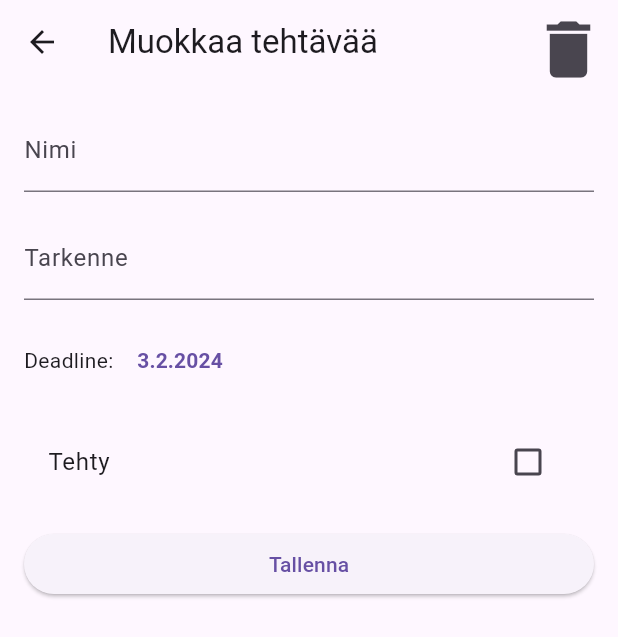
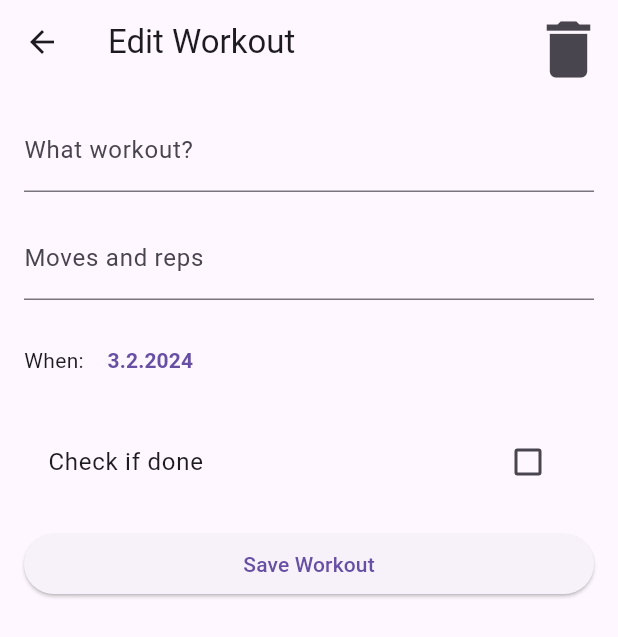
Before and after one commit to EetuPaananen5/flutter_application_2, a Flutter app: the TaskEditView screen opened directly, on a phone screen of 412 x 824 dp. Shown: the top 637 px of the screen. Run offline on Flutter 3.47's test engine with Material 3 defaults, Android fonts, the phone set to English and light mode, and no system bars; our stand-ins replace firebase_auth, firebase_core, firebase_database; missing offline and left inert: firebase_ui_auth; accounts and stored records are empty.

Commit message:
pt joe nyt tuolla

```diff
--- a/lib/views/input_view.dart
+++ b/lib/views/input_view.dart
@@ -12,7 +12,7 @@ class InputView extends StatelessWidget {
   Widget build(BuildContext context) {
     return Scaffold(
       appBar: AppBar(
-        title: const Text('Task List'),
+        title: const Text('Workout List'),
         actions: <Widget>[
           Center(
             child: ElevatedButton(
@@ -25,20 +25,24 @@ class InputView extends StatelessWidget {
               child: const Text('Main View'),
             ),
           ),
-
           Center(
             child: ElevatedButton(
               onPressed: () {
                 Navigator.push(
-                  context,
-                  MaterialPageRoute(builder: (context) =>  TaskEditView(Task(name: '', details: '', deadline: DateTime.now(), isDone: false, isDeleted: false)),
-                ));
+                    context,
+                    MaterialPageRoute(
+                      builder: (context) => TaskEditView(Task(
+                          name: '',
+                          details: '',
+                          deadline: DateTime.now(),
+                          isDone: false,
+                          isDeleted: false)),
+                    ));
               },
-              child: const Text('Add Task'),
+              child: const Text('+Add'),
             ),
           ),
         ],
-
       ),
       body: Consumer<TaskData>(
         builder: (context, taskData, child) {
@@ -84,13 +88,13 @@ class InputView extends StatelessWidget {
   }
 
   void _openEditView(BuildContext context, Task task) async {
-   final taskData = Provider.of<TaskData>(context, listen: false);
+    final taskData = Provider.of<TaskData>(context, listen: false);
     final editedTask = await Navigator.push(
       context,
       MaterialPageRoute(builder: (context) => TaskEditView(task)),
     );
 
-if (editedTask != null) {
+    if (editedTask != null) {
       taskData.editTask(
         taskData.tasks.indexOf(task),
         editedTask,
--- a/lib/views/main_view.dart
+++ b/lib/views/main_view.dart
@@ -29,7 +29,7 @@ class MainView extends StatelessWidget {
           children: [
             ElevatedButton(
               onPressed: () {
-                Navigator.pushNamed(context, '/task_edit_view');
+                Navigator.pushNamed(context, '/input');
               },
               child: const Padding(
                 padding: EdgeInsets.symmetric(vertical: 16.0),
@@ -48,7 +48,7 @@ class MainView extends StatelessWidget {
               child: const Padding(
                 padding: const EdgeInsets.symmetric(vertical: 16.0),
                 child: Text(
-                  'Test Button',
+                  'Your Coach',
                   style: TextStyle(fontSize: 18),
                 ),
               ),
--- a/lib/views/task_edit_view.dart
+++ b/lib/views/task_edit_view.dart
@@ -33,7 +33,7 @@ class TaskEditViewState extends State<TaskEditView> {
   Widget build(BuildContext context) {
     return Scaffold(
       appBar: AppBar(
-        title: Text(widget.task == null ? 'Lisää tehtävä' : 'Muokkaa tehtävää'),
+        title: Text(widget.task == null ? 'Add Workout' : 'Edit Workout'),
         actions: [
           if (widget.task != null)
             IconButton(
@@ -54,17 +54,17 @@ class TaskEditViewState extends State<TaskEditView> {
           children: [
             TextField(
               controller: _nameController,
-              decoration: const InputDecoration(labelText: 'Nimi'),
+              decoration: const InputDecoration(labelText: 'What workout?'),
             ),
             const SizedBox(height: 16.0),
             TextField(
               controller: _detailsController,
-              decoration: const InputDecoration(labelText: 'Tarkenne'),
+              decoration: const InputDecoration(labelText: 'Moves and reps'),
             ),
             const SizedBox(height: 16.0),
             Row(
               children: [
-                const Text('Deadline: '),
+                const Text('When: '),
                 TextButton(
                   onPressed: () async {
                     final pickedDate = await showDatePicker(
@@ -91,7 +91,7 @@ class TaskEditViewState extends State<TaskEditView> {
             ),
             const SizedBox(height: 16.0),
             CheckboxListTile(
-              title: const Text('Tehty'),
+              title: const Text('Check if done'),
               value: _isDone,
               onChanged: (value) {
                 setState(() {
@@ -116,7 +116,7 @@ class TaskEditViewState extends State<TaskEditView> {
 
                 Navigator.pop(context, editedTask);
               },
-              child: const Text('Tallenna'),
+              child: const Text('Save Workout'),
             ),
           ],
         ),
```
Also changed, not shown: lib/main.dart (+7 -1 lines), lib/views/info_view.dart (+7 -10 lines), 1 other file.
